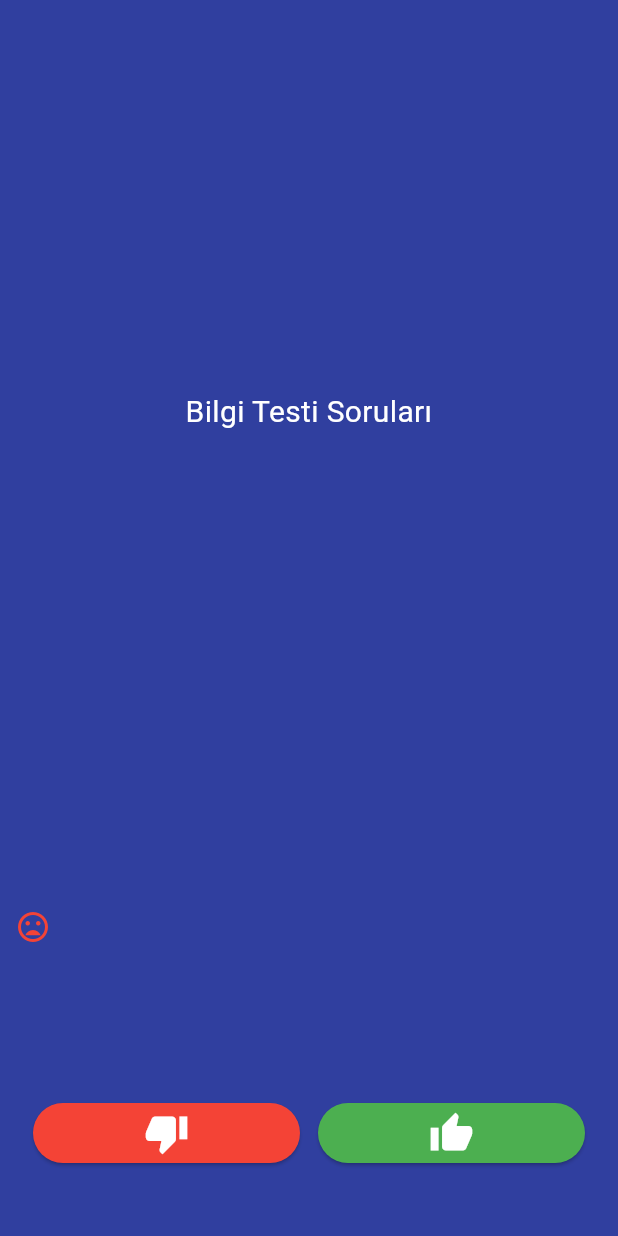
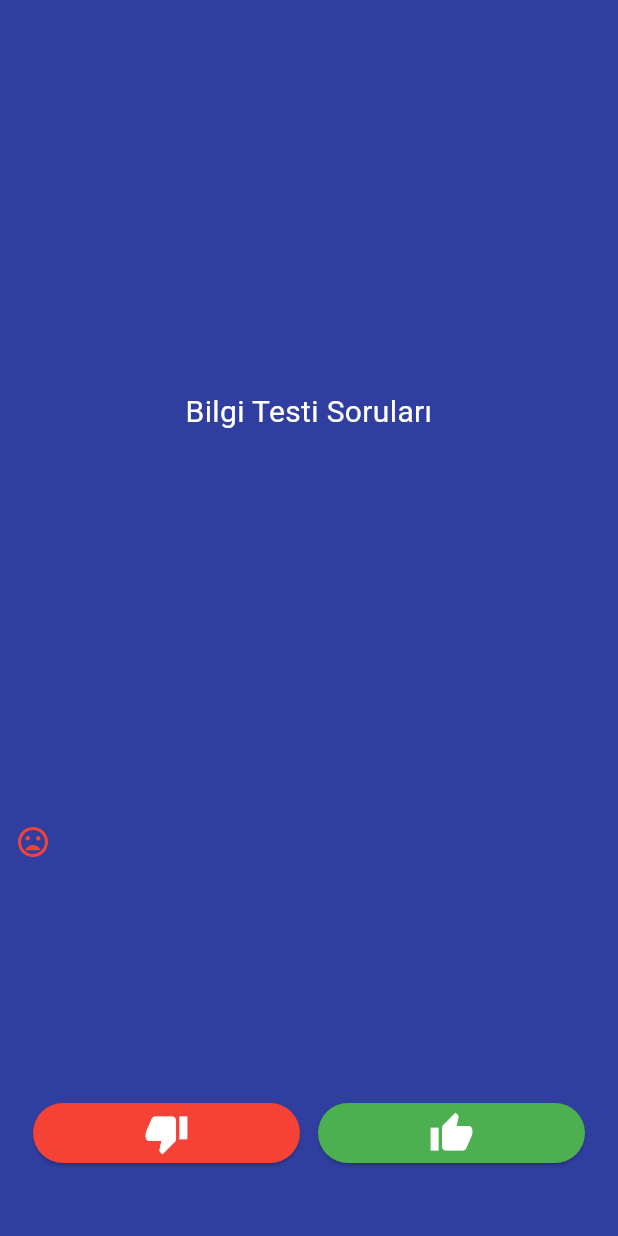
Before and after one commit to 0Suphan0/question_answer, a Flutter app: the screen it shows after launch, after a tap on the "thumb down" icon, on a phone screen of 412 x 824 dp. Run offline on Flutter 3.47's test engine with Material 3 defaults, Android fonts, the phone set to English and light mode, and no system bars.

Commit message:
Wrap widget kullanıldı ayarlamalar yapıldı.

```diff
--- a/lib/main.dart
+++ b/lib/main.dart
@@ -25,11 +25,7 @@ class SoruSayfasi extends StatefulWidget {
 }
 
 class _SoruSayfasiState extends State<SoruSayfasi> {
-
- List<Widget> icons=[
-
- ];
-
+  List<Widget> icons = [];
 
   @override
   Widget build(BuildContext context) {
@@ -53,8 +49,12 @@ class _SoruSayfasiState extends State<SoruSayfasi> {
             ),
           ),
         ),
-        Expanded(child: Row(children: icons,))
-        ,
+        Expanded(
+            child: Wrap(
+          children: icons,
+          spacing: 3,
+          runSpacing: 3,
+        )),
         Expanded(
           flex: 1,
           child: Padding(
@@ -73,9 +73,7 @@ class _SoruSayfasiState extends State<SoruSayfasi> {
                             color: Colors.white, // Icon rengi
                           ),
                           onPressed: () {
-                            setState(() {
-
-                            });
+                            setState(() {});
                             icons.add(iconBadMood);
                           },
                         ))),
@@ -92,11 +90,8 @@ class _SoruSayfasiState extends State<SoruSayfasi> {
                             color: Colors.white, // Icon rengi
                           ),
                           onPressed: () {
-                          setState(() {
-
-                          });
-                          icons.add(iconMood);
-
+                            setState(() {});
+                            icons.add(iconMood);
                           },
                         ))),
               ])),
```
